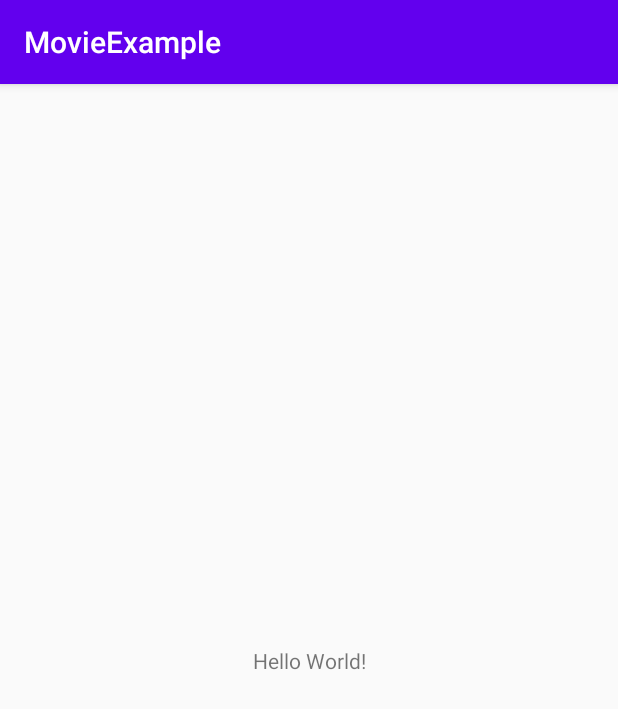
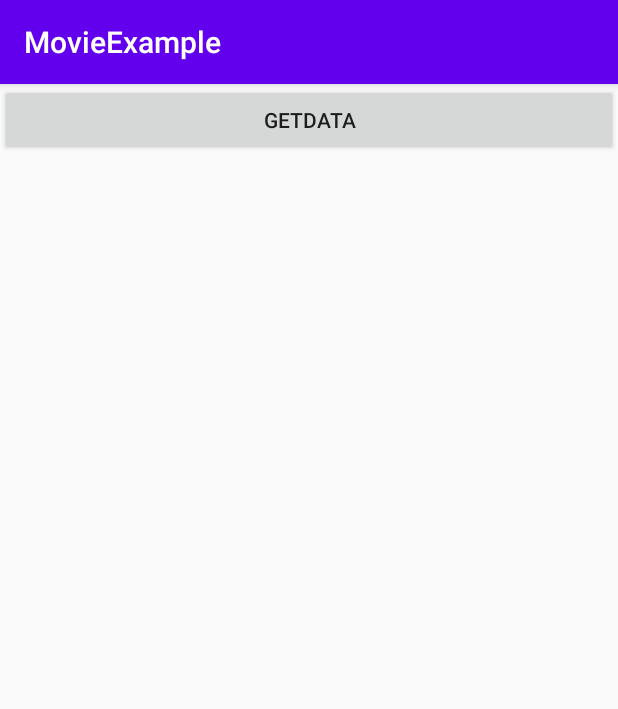
Before and after one commit to M-Abughali/MovieExample, an Android app: the screen it shows after launch (MainActivity), on a phone screen of 412 x 824 dp. Shown: the top 709 px of the screen. Run offline under Robolectric (Android 15) with nearby library versions, the phone set to English and light mode, and no system bars; our stand-ins replace Dagger/Hilt's generated code; 3 statements that could not run were skipped.

Commit message:
create DI moduels ,create Model,Network,ViewModel,Util Result Class

```diff
--- a/app/src/main/AndroidManifest.xml
+++ b/app/src/main/AndroidManifest.xml
@@ -2,14 +2,17 @@
 <manifest xmlns:android="http://schemas.android.com/apk/res/android"
     package="com.mj.movieexample">
 
+    <uses-permission android:name="android.permission.INTERNET"/>
     <application
+        android:name=".core.MyApp"
         android:allowBackup="true"
         android:icon="@mipmap/ic_launcher"
         android:label="@string/app_name"
         android:roundIcon="@mipmap/ic_launcher_round"
         android:supportsRtl="true"
+        android:usesCleartextTraffic="true"
         android:theme="@style/AppTheme">
-        <activity android:name=".MainActivity">
+        <activity android:name=".ui.MainActivity">
             <intent-filter>
                 <action android:name="android.intent.action.MAIN" />
 
--- /dev/null
+++ b/app/src/main/java/com/mj/movieexample/core/MyApp.kt
@@ -0,0 +1,27 @@
+package com.mj.movieexample.core
+
+import android.app.Application
+
+import com.mj.movieexample.di.MovieComponent
+import com.mj.movieexample.di.DaggerAppComponent
+import com.mj.movieexample.di.module.AppModule
+
+class MyApp : Application() {
+    private lateinit var movieComponent: MovieComponent;
+
+     public fun getMovieComponent(): MovieComponent {
+        return movieComponent;
+    }
+    companion object {
+        private lateinit var Instance: MyApp;
+         fun getInstance(): MyApp {
+            return Instance;
+        }
+    }
+
+    override fun onCreate() {
+        super.onCreate()
+        Instance = this;
+        movieComponent = DaggerAppComponent.builder().appModule(AppModule(this)).build();
+    }
+}
--- /dev/null
+++ b/app/src/main/java/com/mj/movieexample/di/MovieComponent.kt
@@ -0,0 +1,15 @@
+package com.mj.movieexample.di
+
+import com.mj.movieexample.ui.MainActivity
+import com.mj.movieexample.di.module.AppModule
+import com.mj.movieexample.di.module.RepositoryModule
+import com.mj.movieexample.di.module.RetrofitModule
+import dagger.Component
+import javax.inject.Singleton
+
+
+@Singleton
+@Component(modules = [AppModule::class, RetrofitModule::class, RepositoryModule::class])
+interface MovieComponent {
+    fun Inject(mainActivity: MainActivity);
+}
--- /dev/null
+++ b/app/src/main/java/com/mj/movieexample/di/module/RepositoryModule.kt
@@ -0,0 +1,20 @@
+package com.mj.movieexample.di.module
+
+import android.app.Application
+import com.mj.movieexample.model.MovieRepository
+import com.mj.movieexample.network.MovieApiServices
+import dagger.Module
+import dagger.Provides
+import javax.inject.Singleton
+
+
+@Module
+class RepositoryModule() {
+    @Singleton
+    @Provides
+    fun getRepostory(movieApiServices: MovieApiServices): MovieRepository {
+        return MovieRepository(movieApiServices)
+    }
+
+
+}
--- /dev/null
+++ b/app/src/main/java/com/mj/movieexample/di/module/RetrofitModule.kt
@@ -0,0 +1,25 @@
+package com.mj.movieexample.di.module
+
+import com.mj.movieexample.BuildConfig.BASE_URL
+import com.mj.movieexample.network.MovieApiServices
+import dagger.Module
+import dagger.Provides
+import retrofit2.Retrofit
+import retrofit2.converter.gson.GsonConverterFactory
+
+@Module
+class RetrofitModule {
+
+
+    @Provides
+    fun getRetrofit(): Retrofit {
+        return Retrofit.Builder().baseUrl(BASE_URL)
+            .addConverterFactory(GsonConverterFactory.create()).build();
+    }
+
+    @Provides
+    fun getRetrofitService(retrofit: Retrofit): MovieApiServices {
+        return retrofit.create(MovieApiServices::class.java);
+    }
+
+}
--- a/app/src/main/java/com/mj/movieexample/model/Movie.kt
+++ b/app/src/main/java/com/mj/movieexample/model/Movie.kt
@@ -13,6 +13,6 @@ data class Movie(
     val release_date: String,
     val title: String,
     val video: Boolean,
-    val vote_average: Int,
+    val vote_average: Double,
     val vote_count: Int
 )
--- /dev/null
+++ b/app/src/main/java/com/mj/movieexample/model/MovieRepository.kt
@@ -0,0 +1,41 @@
+package com.mj.movieexample.model
+
+import androidx.lifecycle.MutableLiveData
+import com.mj.movieexample.network.MovieApiServices
+import com.mj.movieexample.util.Result
+import kotlinx.coroutines.CoroutineScope
+import kotlinx.coroutines.Dispatchers
+import kotlinx.coroutines.launch
+import retrofit2.Call
+import retrofit2.Callback
+import retrofit2.Response
+import javax.inject.Inject
+
+
+class MovieRepository @Inject constructor(val movieApiServices: MovieApiServices) {
+    private val mutableLiveData = MutableLiveData<Result<List<Movie>>>();
+
+
+
+    fun getMoviesLiveData(): MutableLiveData<Result<List<Movie>>> {
+        return mutableLiveData;
+    }
+
+    fun getAllMovies(): MutableLiveData<Result<List<Movie>>> {
+        movieApiServices.getMovies("en", "1").enqueue(object : Callback<MovieResult> {
+            override fun onFailure(call: Call<MovieResult>, t: Throwable) {
+                mutableLiveData.postValue(Result.Fail("msg" + t.message));
+            }
+
+            override fun onResponse(call: Call<MovieResult>, response: Response<MovieResult>) {
+                mutableLiveData.postValue(Result.Success(response.body()?.results, "done"));
+
+            }
+        });
+
+        return mutableLiveData
+
+    }
+
+
+}
--- /dev/null
+++ b/app/src/main/java/com/mj/movieexample/network/MovieApiServices.kt
@@ -0,0 +1,23 @@
+package com.mj.movieexample.network
+
+import com.mj.movieexample.BuildConfig.API_TOKEN
+import com.mj.movieexample.model.MovieResult
+import retrofit2.http.GET
+import retrofit2.http.Query
+import retrofit2.Call
+
+interface MovieApiServices {
+    //http://api.themoviedb.org/3/movie/now_playing?api_key=ab852022baac8256ea5738cd1b69fe1b
+    @GET("movie/popular?api_key=$API_TOKEN")
+     fun getMovies(
+        @Query("language") language: String?,
+        @Query("page") page: String?
+    ): Call<MovieResult>
+
+    @GET("search/movie?api_key=$API_TOKEN")
+     fun searchMovies(
+        @Query("language") language: String?,
+        @Query("page") page: String?,
+        @Query("query") query: String?
+    ): Call<MovieResult>
+}
--- /dev/null
+++ b/app/src/main/java/com/mj/movieexample/ui/MainActivity.kt
@@ -0,0 +1,62 @@
+package com.mj.movieexample.ui
+
+import androidx.appcompat.app.AppCompatActivity
+import android.os.Bundle
+import android.util.Log
+import androidx.lifecycle.Observer
+import androidx.lifecycle.ViewModelProvider
+import com.mj.movieexample.core.MyApp
+import com.mj.movieexample.R
+import com.mj.movieexample.ui.viewModel.DisplayMovieViewModel
+import com.mj.movieexample.ui.viewModel.ViewModelFactory
+import com.mj.movieexample.util.*;
+import kotlinx.android.synthetic.main.activity_main.*
+import kotlinx.coroutines.CoroutineScope
+import kotlinx.coroutines.Dispatchers.IO
+import kotlinx.coroutines.launch
+import javax.inject.Inject
+
+class MainActivity : AppCompatActivity() {
+
+
+    @Inject
+    lateinit var viewModelFactory: ViewModelFactory;
+
+    override fun onCreate(savedInstanceState: Bundle?) {
+        super.onCreate(savedInstanceState)
+        setContentView(R.layout.activity_main)
+        MyApp.getInstance().getMovieComponent().Inject(this);
+
+
+        val movieViewModel =
+            ViewModelProvider(this, viewModelFactory).get(DisplayMovieViewModel::class.java);
+        movieViewModel.getMovieLiveData().observe(this, Observer {
+
+            when (it) {
+                is Result.Success -> {
+                    getData.setText("Success = " + it.data?.size)
+                    Log.e("123", "")
+                }
+                is Result.Fail -> {
+                    getData.setText("Fail")
+
+                    Log.e("444", "")
+                }
+                Result.InProgrss -> {
+                    getData.setText("InProgrss")
+
+                    Log.e("123", "")
+                }
+            };
+
+        })
+
+        getData.setOnClickListener {
+            CoroutineScope(IO).launch {
+                movieViewModel.getMovieFromServer();
+            }
+
+        }
+
+    }
+}
--- /dev/null
+++ b/app/src/main/java/com/mj/movieexample/ui/viewModel/DisplayMovieViewModel.kt
@@ -0,0 +1,31 @@
+package com.mj.movieexample.ui.viewModel
+
+import android.app.Application
+import androidx.lifecycle.MutableLiveData
+import androidx.lifecycle.Observer
+import androidx.lifecycle.ViewModel
+import androidx.lifecycle.observe
+import com.mj.movieexample.model.Movie
+import com.mj.movieexample.model.MovieRepository
+import com.mj.movieexample.util.Result
+import kotlinx.coroutines.delay
+import javax.inject.Inject
+
+class DisplayMovieViewModel @Inject constructor(val repository: MovieRepository) :
+    ViewModel() {
+    private var movieLiveData: MutableLiveData<Result<List<Movie>>>;
+
+    init {
+        movieLiveData = repository.getMoviesLiveData();
+    }
+
+    suspend fun getMovieFromServer() {
+        movieLiveData.postValue(Result.InProgrss);
+        delay(3000)
+        movieLiveData.postValue(repository.getAllMovies().value)
+    }
+
+    fun getMovieLiveData(): MutableLiveData<Result<List<Movie>>> {
+        return movieLiveData;
+    }
+}
--- /dev/null
+++ b/app/src/main/java/com/mj/movieexample/ui/viewModel/ViewModelFactory.kt
@@ -0,0 +1,20 @@
+package com.mj.movieexample.ui.viewModel
+
+import androidx.lifecycle.ViewModel
+import androidx.lifecycle.ViewModelProvider
+import com.mj.movieexample.model.MovieRepository
+import java.lang.IllegalArgumentException
+import javax.inject.Inject
+import javax.inject.Singleton
+
+@Singleton
+class ViewModelFactory @Inject constructor(val movieRepository: MovieRepository) :
+    ViewModelProvider.Factory {
+    override fun <T : ViewModel?> create(modelClass: Class<T>): T {
+        if (modelClass.isAssignableFrom(DisplayMovieViewModel::class.java)) {
+            return DisplayMovieViewModel(repository = movieRepository) as T
+        }
+        throw IllegalArgumentException("error from factory")
+    }
+
+}
--- a/app/src/main/res/layout/activity_main.xml
+++ b/app/src/main/res/layout/activity_main.xml
@@ -1,18 +1,17 @@
 <?xml version="1.0" encoding="utf-8"?>
-<androidx.constraintlayout.widget.ConstraintLayout xmlns:android="http://schemas.android.com/apk/res/android"
+<LinearLayout xmlns:android="http://schemas.android.com/apk/res/android"
     xmlns:app="http://schemas.android.com/apk/res-auto"
     xmlns:tools="http://schemas.android.com/tools"
     android:layout_width="match_parent"
     android:layout_height="match_parent"
-    tools:context=".MainActivity">
+    tools:context=".ui.MainActivity">
 
-    <TextView
-        android:layout_width="wrap_content"
-        android:layout_height="wrap_content"
-        android:text="Hello World!"
-        app:layout_constraintBottom_toBottomOf="parent"
-        app:layout_constraintLeft_toLeftOf="parent"
-        app:layout_constraintRight_toRightOf="parent"
-        app:layout_constraintTop_toTopOf="parent" />
+    <Button
+        android:id="@+id/getData"
+        android:text="getData"
+        android:layout_width="match_parent"
+        android:layout_height="wrap_content"/>
 
-</androidx.constraintlayout.widget.ConstraintLayout>
+
+
+</LinearLayout>
```
Also changed, not shown: app/build.gradle (+33 -1 lines), app/src/main/java/com/mj/movieexample/MainActivity.kt (deleted, +0 -11 lines), app/src/main/java/com/mj/movieexample/di/module/AppModule.kt (added, +18 -0 lines), app/src/main/java/com/mj/movieexample/util/Result.kt (added, +8 -0 lines).
